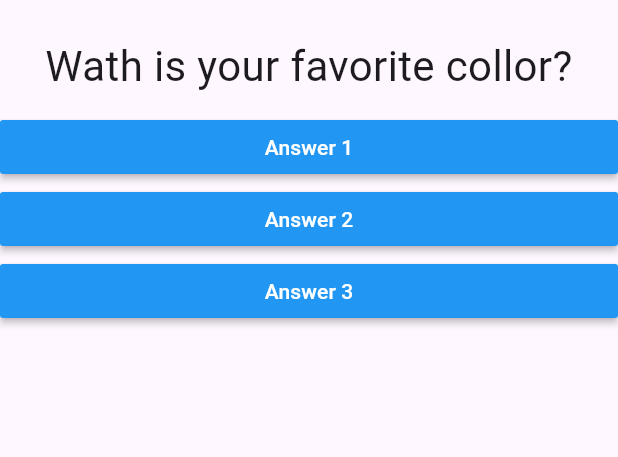
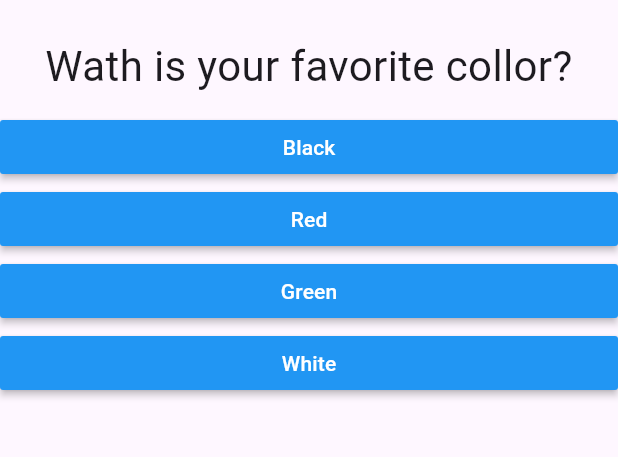
Before and after one commit to f3lipems/quizz, a Flutter app: the screen it shows after launch, on a phone screen of 412 x 824 dp, the part 63-520 px from its top. Run offline on Flutter 3.47's test engine with Material 3 defaults, Android fonts, the phone set to English and light mode, and no system bars.

Commit message:
add answersWidget

```diff
--- a/lib/main.dart
+++ b/lib/main.dart
@@ -16,13 +16,13 @@ class MainApp extends StatefulWidget {
 }
 
 class _MainAppState extends State<MainApp> {
-  var _selectedAnswer = 0;
+  var _selectedQuestion = 0;
 
   void _reply() {
     setState(() {
-      _selectedAnswer++;
+      _selectedQuestion++;
     });
-    print(_selectedAnswer);
+    print(_selectedQuestion);
   }
 
   @override
@@ -30,17 +30,20 @@ class _MainAppState extends State<MainApp> {
     final List<Map<String, Object>> questions = [
       {
         'text': 'Wath is your favorite collor?',
-        'answer': ['Black', 'Red', 'Green', 'White'],
+        'answers': ['Black', 'Red', 'Green', 'White'],
       },
       {
         'text': 'Wath is your favorite pet?',
-        'answer': ['Rabit', 'Sneak', 'Elephant', 'Lion'],
+        'answers': ['Rabit', 'Sneak', 'Elephant', 'Lion'],
       },
       {
         'text': 'What is your favorite programing language?',
-        'answer': ['Dart', 'JS', 'Python', 'Java']
+        'answers': ['Dart', 'JS', 'Python', 'Java']
       }
     ];
+
+    List<String> answers = questions[_selectedQuestion].cast()['answers'];
+    List<Widget> answersWidget = answers.map((t) => Reply(replyLabel: t, onSelected: _reply)).toList();
 
     return MaterialApp(
       home: Scaffold(
@@ -49,10 +52,8 @@ class _MainAppState extends State<MainApp> {
         ),
         body: Column(
           children: [
-            Question(questionText: questions[_selectedAnswer]['text'].toString()),
-            Reply(replyLabel: 'Answer 1', onSelected: _reply),
-            Reply(replyLabel: 'Answer 2', onSelected: _reply),
-            Reply(replyLabel: 'Answer 3', onSelected: _reply),
+            Question(questionText: questions[_selectedQuestion]['text'].toString()),
+            ...answersWidget
           ],
         ),
       ),
--- a/lib/reply.dart
+++ b/lib/reply.dart
@@ -13,8 +13,8 @@ class Reply extends StatelessWidget {
       child: MaterialButton(
         color: Colors.blue,
         textColor: Colors.white,
+        onPressed: onSelected,
         child: Text(replyLabel),
-        onPressed: onSelected,
       ),
     );
   }
```
